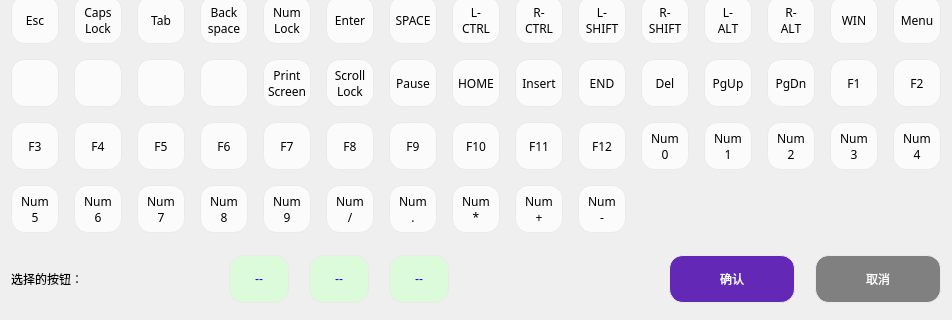
Old version of the form Module/DialogVKPicker.ui in the repository wlffeng2008/AkkoStudio; both pictures show x 0 to 952 and y 339 to 659 of the 952 by 659 pixel window.
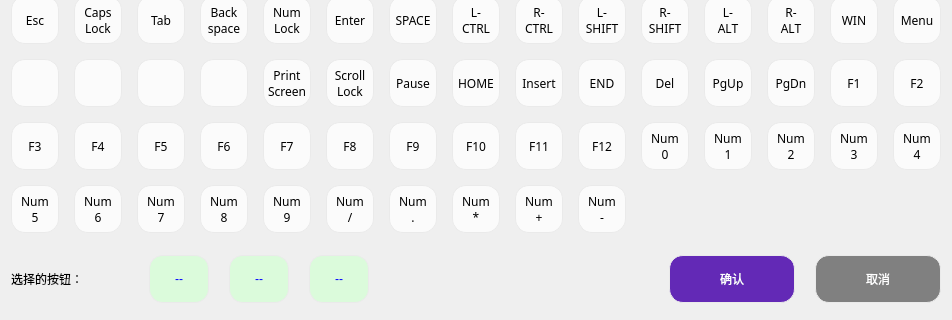
New version of the form. Icons and pictures are not drawn.

What changed in the file:
```diff
--- a/Module/DialogVKPicker.ui
+++ b/Module/DialogVKPicker.ui
@@ -3281,7 +3281,7 @@
          </property>
          <property name="sizeHint" stdset="0">
           <size>
-           <width>200</width>
+           <width>280</width>
            <height>0</height>
           </size>
          </property>
```
